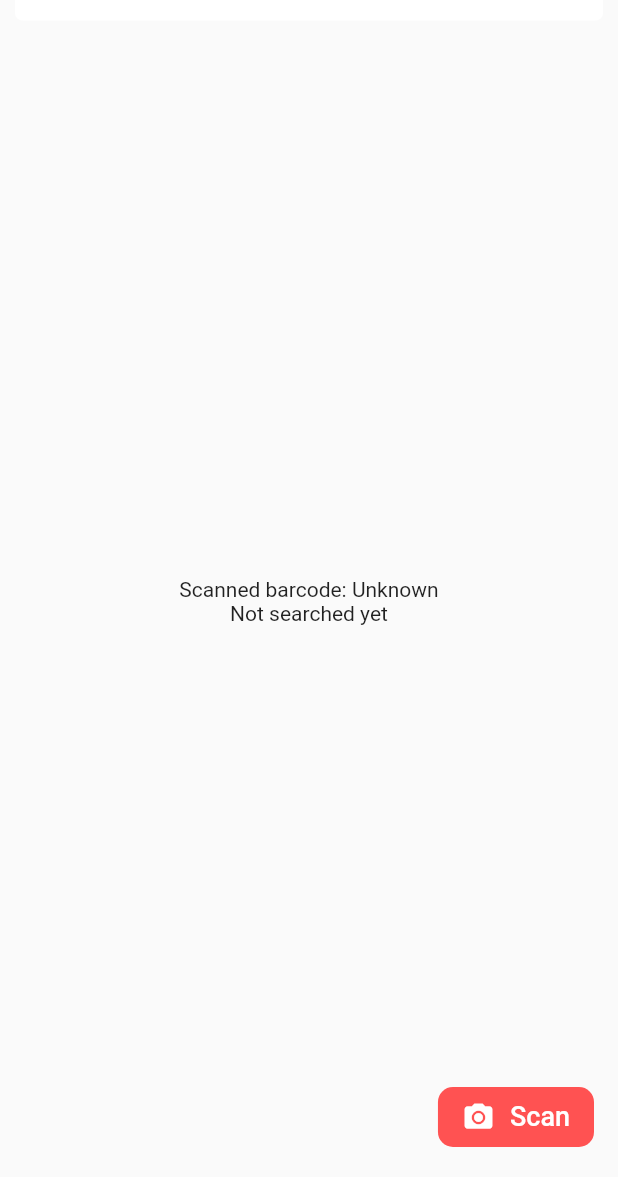
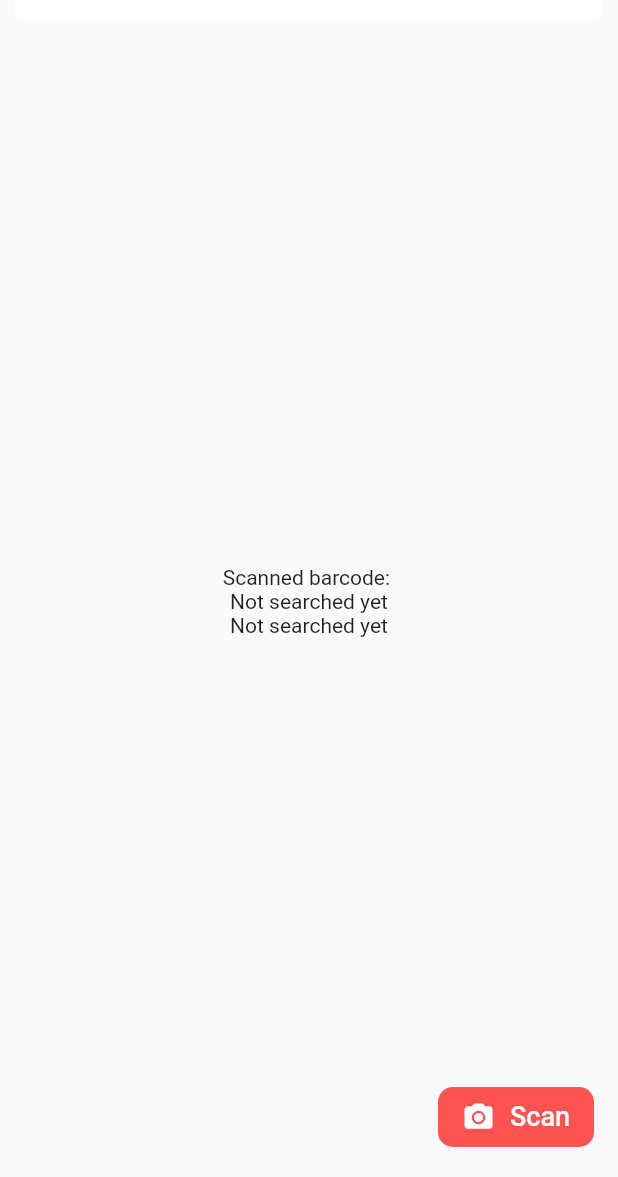
Before and after one commit to aizatazhar/can-i-eat-this, a Flutter app: the screen it shows after launch, on a phone screen of 412 x 824 dp, the part 59-1236 px from its top. Run offline on Flutter 3.47's test engine with Material 2 defaults, Android fonts, the phone set to English and light mode, and no system bars; missing offline and left inert: flutter_barcode_scanner.

Commit message:
Update UI

```diff
--- a/lib/controller/logic.dart
+++ b/lib/controller/logic.dart
@@ -1,6 +1,4 @@
-import 'package:can_i_eat_this/model/ingredient.dart';
 import 'package:can_i_eat_this/model/product.dart';
-import 'package:can_i_eat_this/model/status.dart';
 
 import 'package:http/http.dart' as http;
 import 'dart:convert';
--- a/lib/model/ingredient.dart
+++ b/lib/model/ingredient.dart
@@ -1,4 +1,4 @@
-import 'package:can_i_eat_this/model/status.dart';
+enum Status {YES, NO, MAYBE}
 
 class Ingredient {
   final String name;
--- a/lib/model/status.dart
+++ /dev/null
@@ -1 +0,0 @@
-enum Status {YES, NO, MAYBE}
--- a/lib/view/home.dart
+++ b/lib/view/home.dart
@@ -13,7 +13,7 @@ class Home extends StatefulWidget {
 
 class _HomeState extends State<Home> {
   Product _product;
-  String _scanBarcode = 'Unknown';
+  String _scanBarcode = "";
   Logic logic = Logic();
 
   @override
@@ -45,7 +45,8 @@ class _HomeState extends State<Home> {
           mainAxisAlignment: MainAxisAlignment.center,
           children: <Widget>[
             Text("Scanned barcode: $_scanBarcode"),
-            Text(_product == null ? "Not searched yet" : _product.name)
+            Text(_product == null ? "Not searched yet" : _product.name),
+            Text(_product == null ? "Not searched yet" : _product.ingredients.toString()),
           ]
         )
       );
```
Also changed, not shown: lib/view/search_page.dart (+8 -1 lines).
